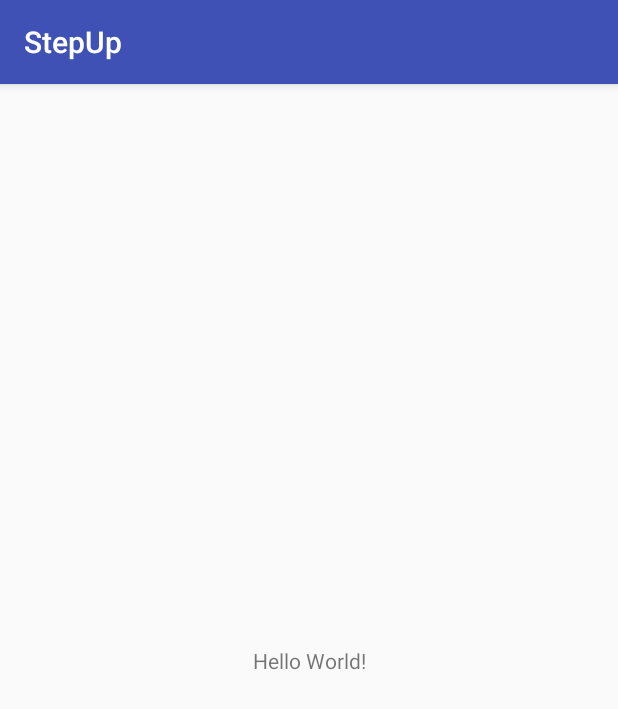
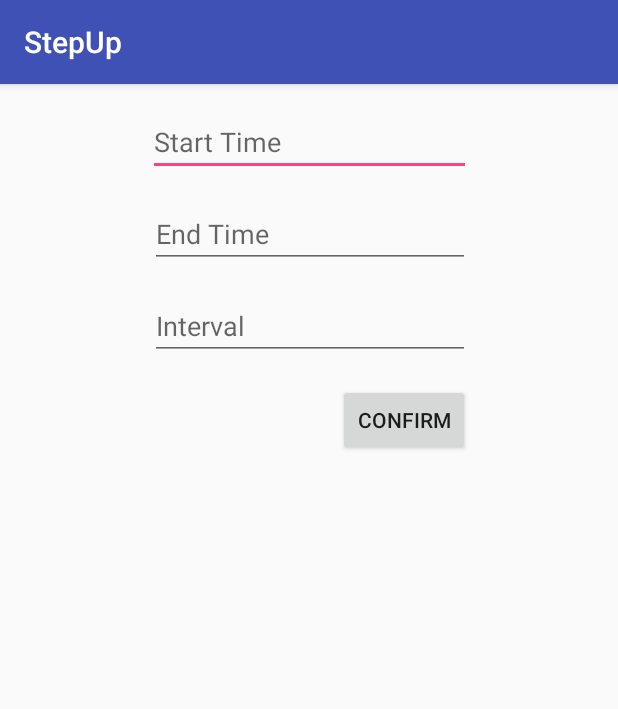
Before and after one commit to ptmfitch/StepUp, an Android app: the screen it shows after launch (MainActivity), on a phone screen of 412 x 824 dp. Shown: the top 709 px of the screen. Run offline under Robolectric (Android 15) with nearby library versions, the phone set to English and light mode, and no system bars.

Commit message:
Text Inputs
Saves user input to shared preferences
Minimal validation checking

```diff
--- a/StepUp/app/build.gradle
+++ b/StepUp/app/build.gradle
@@ -26,5 +26,6 @@ dependencies {
     })
     compile 'com.android.support:appcompat-v7:26.+'
     compile 'com.android.support.constraint:constraint-layout:1.0.2'
+    compile 'com.google.android.gms:play-services-ads:11.0.0'
     testCompile 'junit:junit:4.12'
 }
--- a/StepUp/app/src/main/AndroidManifest.xml
+++ b/StepUp/app/src/main/AndroidManifest.xml
@@ -16,6 +16,7 @@
                 <category android:name="android.intent.category.LAUNCHER" />
             </intent-filter>
         </activity>
+        <activity android:name=".DisplayTimerActivity"></activity>
     </application>
 
 </manifest>
--- a/StepUp/app/src/main/res/layout/activity_main.xml
+++ b/StepUp/app/src/main/res/layout/activity_main.xml
@@ -4,15 +4,61 @@
     xmlns:tools="http://schemas.android.com/tools"
     android:layout_width="match_parent"
     android:layout_height="match_parent"
-    tools:context="quantifiedchaos.stepup.MainActivity">
+    tools:context="quantifiedchaos.stepup.MainActivity"
+    tools:layout_editor_absoluteY="81dp"
+    tools:layout_editor_absoluteX="0dp">
 
-    <TextView
+    <EditText
+        android:id="@+id/startTime"
+        android:layout_width="215dp"
+        android:layout_height="wrap_content"
+        android:layout_marginTop="16dp"
+        android:ems="10"
+        android:hint="@string/start_time"
+        android:inputType="time"
+        app:layout_constraintLeft_toLeftOf="parent"
+        app:layout_constraintRight_toRightOf="parent"
+        app:layout_constraintTop_toTopOf="parent"
+        tools:text="@string/start_time" />
+
+    <EditText
+        android:id="@+id/endTime"
         android:layout_width="wrap_content"
         android:layout_height="wrap_content"
-        android:text="Hello World!"
-        app:layout_constraintBottom_toBottomOf="parent"
+        android:layout_marginTop="16dp"
+        android:ems="10"
+        android:hint="@string/end_time"
+        android:inputType="time"
+        app:layout_constraintHorizontal_bias="0.502"
         app:layout_constraintLeft_toLeftOf="parent"
         app:layout_constraintRight_toRightOf="parent"
-        app:layout_constraintTop_toTopOf="parent" />
+        app:layout_constraintTop_toBottomOf="@+id/startTime"
+        tools:text="@string/end_time" />
+
+    <EditText
+        android:id="@+id/interval"
+        android:layout_width="wrap_content"
+        android:layout_height="wrap_content"
+        android:layout_marginTop="16dp"
+        android:ems="10"
+        android:hint="@string/interval_time"
+        android:inputType="number"
+        app:layout_constraintHorizontal_bias="0.503"
+        app:layout_constraintLeft_toLeftOf="parent"
+        app:layout_constraintRight_toRightOf="parent"
+        app:layout_constraintTop_toBottomOf="@+id/endTime"
+        tools:text="@string/interval_time" />
+
+    <Button
+        android:id="@+id/confirmButton"
+        android:layout_width="wrap_content"
+        android:layout_height="wrap_content"
+        android:layout_marginRight="0dp"
+        android:layout_marginTop="16dp"
+        android:onClick="confirmDetails"
+        android:text="@string/confirm_button"
+        app:layout_constraintRight_toRightOf="@+id/interval"
+        app:layout_constraintTop_toBottomOf="@+id/interval"
+        tools:text="@string/confirm_button" />
 
 </android.support.constraint.ConstraintLayout>
--- a/StepUp/app/src/main/res/values/strings.xml
+++ b/StepUp/app/src/main/res/values/strings.xml
@@ -1,3 +1,7 @@
 <resources>
     <string name="app_name">StepUp</string>
+    <string name="start_time">Start Time</string>
+    <string name="end_time">End Time</string>
+    <string name="interval_time">Interval</string>
+    <string name="confirm_button">Confirm</string>
 </resources>
```
Also changed, not shown: StepUp/app/src/main/java/quantifiedchaos/stepup/DisplayTimerActivity.java (added, +32 -0 lines), StepUp/app/src/main/java/quantifiedchaos/stepup/MainActivity.java (+72 -0 lines), StepUp/app/src/main/res/layout/activity_display_timer.xml (added, +18 -0 lines).
